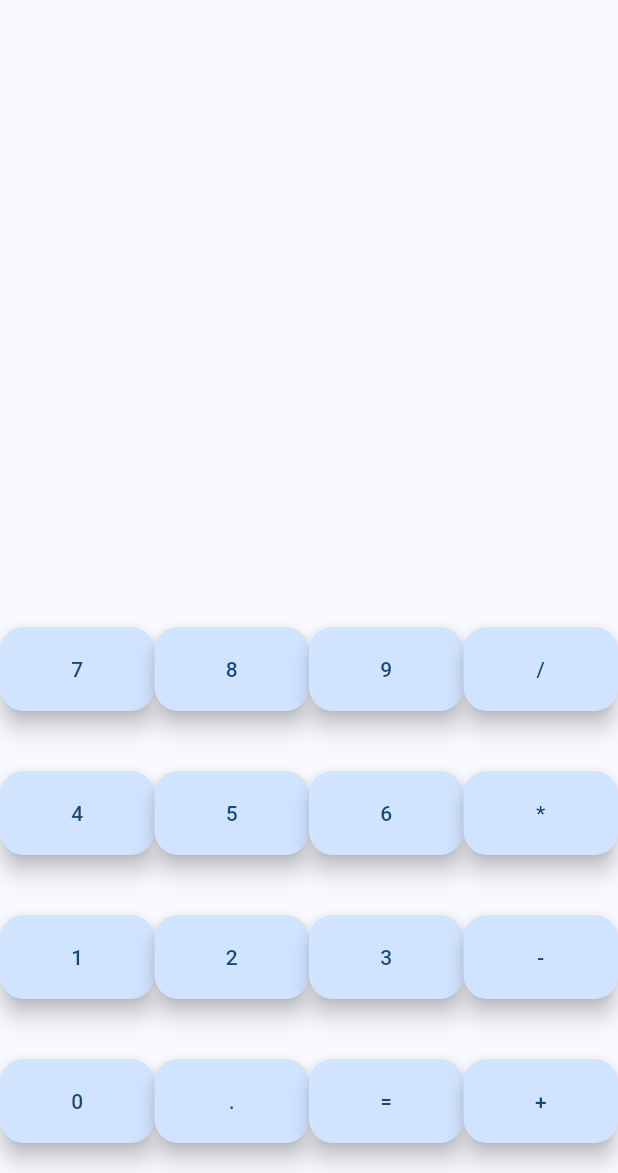
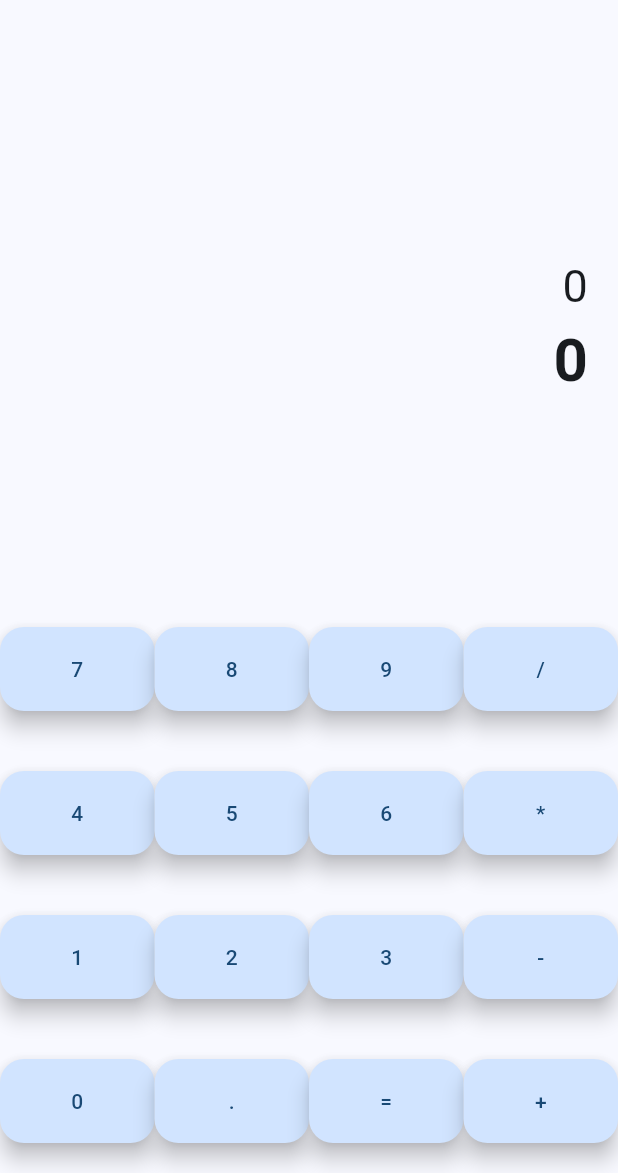
Before and after one commit to Brokenstarck/calculadora, a Flutter app: the screen it shows after launch, on a phone screen of 412 x 824 dp, the part 63-1236 px from its top. Run offline on Flutter 3.47's test engine with Material 3 defaults, Android fonts, the phone set to English and light mode, and no system bars.

Commit message:
modified:   lib/home_screen.dart 	modified:   lib/main.dart

```diff
--- a/lib/home_screen.dart
+++ b/lib/home_screen.dart
@@ -1,7 +1,18 @@
+
 import 'package:flutter/material.dart';
 
-class HomeScreen extends StatelessWidget {
+class HomeScreen extends StatefulWidget {
   const HomeScreen({super.key});
+
+  @override
+  State<HomeScreen> createState() => _HomeScreenState();
+}
+
+class _HomeScreenState extends State<HomeScreen> {
+
+  String ultimaoperacion = '';
+  String operacion = '0';
+  String resultado = '0';
 
   @override
   Widget build(BuildContext context) {
@@ -11,10 +22,44 @@ class HomeScreen extends StatelessWidget {
       ),
       body: Column(
         children: [
-          const Expanded(
-            flex: 1,
-            child: SizedBox(),
+
+
+Expanded(
+  flex: 1,
+  child: Container(
+    width: double.infinity,
+    padding: const EdgeInsets.all(20),
+    child: Column(
+      mainAxisAlignment: MainAxisAlignment.center,
+      crossAxisAlignment: CrossAxisAlignment.end,
+      children: [
+        Text(
+          ultimaoperacion,
+          style: const TextStyle(
+            fontSize: 18,
+            color: Colors.grey,
           ),
+        ),
+        Text(
+          operacion,
+          style: const TextStyle(
+            fontSize: 30,
+          ),
+        ),
+        Text(
+          resultado,
+          style: const TextStyle(
+            fontSize: 40,
+            fontWeight: FontWeight.bold,
+          ),
+        ),
+      ],
+    ),
+  ),
+),
+
+
+
           Expanded(
             flex: 1,
             child: Column(
--- a/lib/main.dart
+++ b/lib/main.dart
@@ -16,7 +16,7 @@ class MyApp extends StatelessWidget {
       theme: ThemeData(
         colorScheme: ColorScheme.fromSeed(seedColor: Colors.blue),
       ),
-      home: const HomeScreen(),
+      home: HomeScreen(),
     );
   }
 }
```
